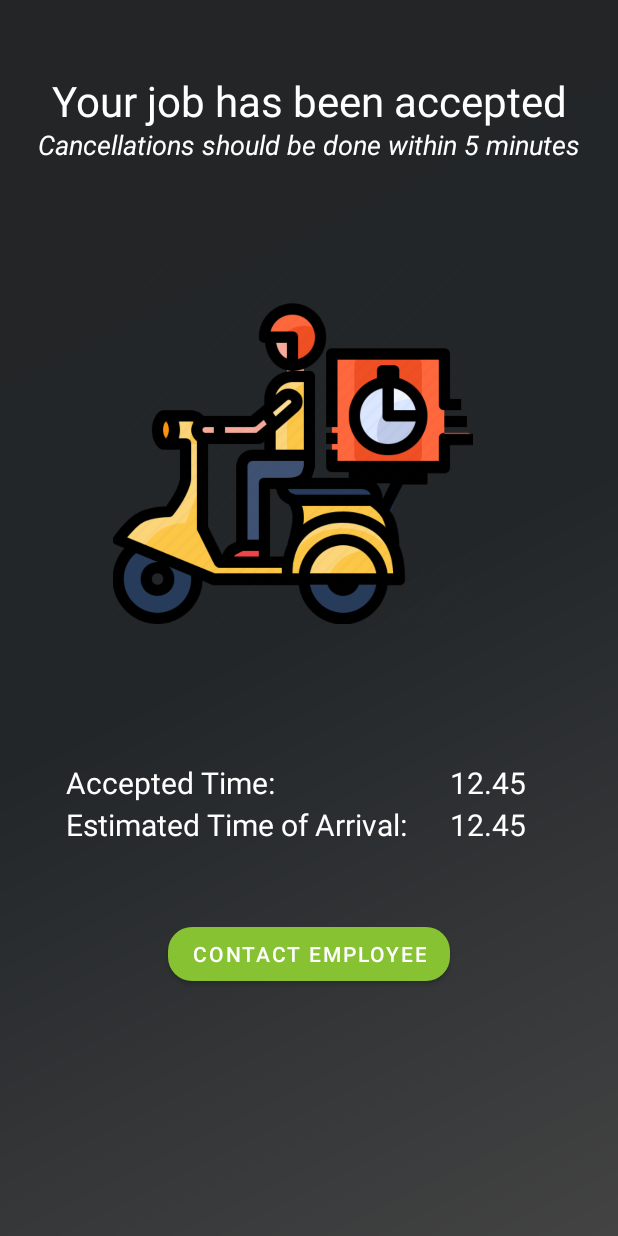
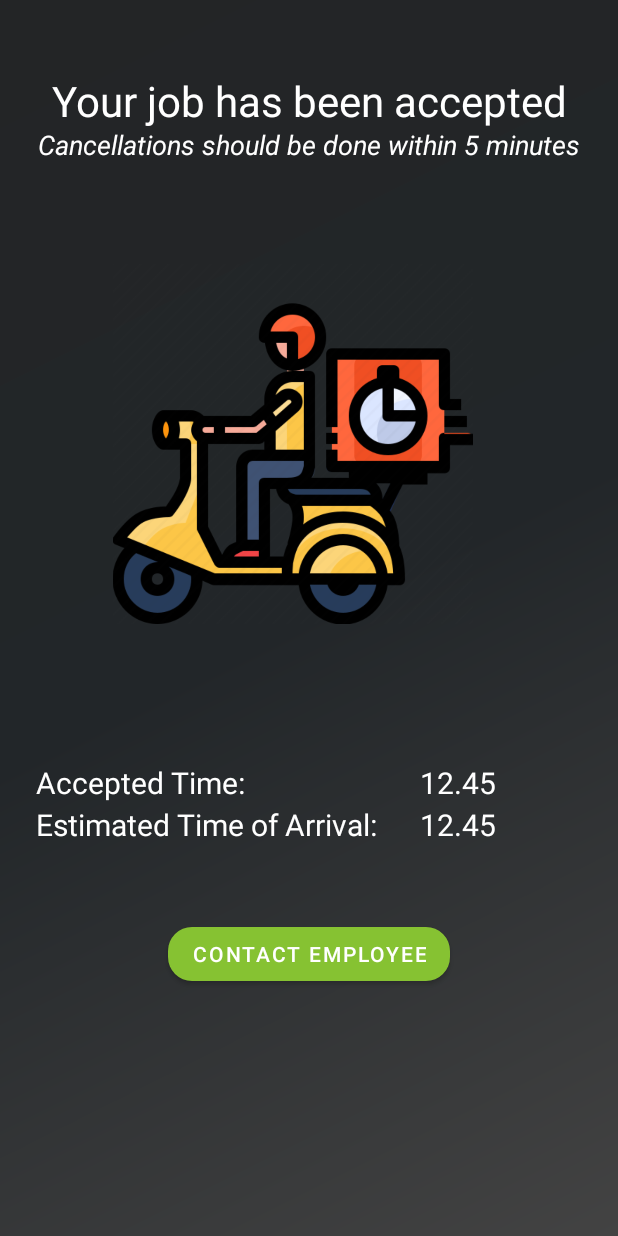
Before and after one commit to Dinith727/Project_Skyline, an Android app: the layout jobaccepted.xml on its own in the app's theme, with its tools: preview values and no code run, on a phone screen of 412 x 824 dp. Run offline under Robolectric (Android 15) with nearby library versions, the phone set to English and light mode, and no system bars.

Commit message:
Puranjana 29/9/21 2

```diff
--- a/app/src/main/AndroidManifest.xml
+++ b/app/src/main/AndroidManifest.xml
@@ -13,9 +13,9 @@
         <activity android:name=".Electrician"></activity>
         <activity android:name=".AssignTask"></activity>
         <activity android:name=".EmpJob"></activity>
-        <!--<activity android:name=".JobAccepted"></activity>-->
+        <activity android:name=".JobAccepted"></activity>
         <activity android:name=".carpProfile"></activity>
-        <activity android:name=".JobAccepted">
+        <activity android:name=".Categories">
             <intent-filter>
                 <action android:name="android.intent.action.MAIN" />
 
--- a/app/src/main/java/com/example/task_it/AssignTask.java
+++ b/app/src/main/java/com/example/task_it/AssignTask.java
@@ -17,6 +17,7 @@ public class AssignTask extends AppCompatActivity {
     @Override
     protected void onCreate(Bundle savedInstanceState) {
         super.onCreate(savedInstanceState);
+
         setContentView(R.layout.assigntask);
         description = findViewById(R.id.desc);
 
@@ -30,8 +31,10 @@ public class AssignTask extends AppCompatActivity {
 
     public void assign(View v) {
         desc = description.getText().toString().trim();
+        String s = getIntent().getStringExtra("tel");
         Intent intent = new Intent (AssignTask.this, EmpJob.class);
         intent.putExtra("desc", desc);
+        intent.putExtra("tel", s);
         startActivity(intent);
 
     }
--- a/app/src/main/java/com/example/task_it/EmpJob.java
+++ b/app/src/main/java/com/example/task_it/EmpJob.java
@@ -5,6 +5,7 @@ import android.content.Intent;
 import android.os.Bundle;
 import android.view.View;
 import android.widget.TextView;
+import android.widget.Toast;
 
 import androidx.annotation.NonNull;
 import androidx.appcompat.app.AppCompatActivity;
@@ -43,6 +44,8 @@ public class EmpJob extends AppCompatActivity {
         });
 
         Intent intent = new Intent (EmpJob.this, JobAccepted.class);
+        String phone = getIntent().getStringExtra("tel");
+        intent.putExtra("tel", phone);
         startActivity(intent);
     }
 
--- a/app/src/main/java/com/example/task_it/carpDetails.java
+++ b/app/src/main/java/com/example/task_it/carpDetails.java
@@ -2,10 +2,10 @@ package com.example.task_it;
 
 public class carpDetails {
 
-    String name, location, fee, telNo;
+    String firstName, location, fee, telNo;
 
-    public String getName() {
-        return name;
+    public String getFirstName() {
+        return firstName;
     }
 
     public String getLocation() {
--- a/app/src/main/res/layout/jobaccepted.xml
+++ b/app/src/main/res/layout/jobaccepted.xml
@@ -7,13 +7,13 @@
     android:background="@drawable/background">
 
     <TextView
-        android:id="@+id/eta"
+        android:id="@+id/etaTxt"
         android:layout_width="wrap_content"
         android:layout_height="wrap_content"
 
-        android:layout_marginStart="300dp"
+        android:layout_marginStart="24dp"
         android:layout_marginTop="536dp"
-        android:text="12.45"
+        android:text="Estimated Time of Arrival:"
         android:textColor="#FFFFFF"
         android:textSize="20sp"
         app:layout_constraintStart_toStartOf="parent"
@@ -24,22 +24,9 @@
         android:layout_width="wrap_content"
         android:layout_height="wrap_content"
 
-        android:layout_marginStart="300dp"
+        android:layout_marginStart="280dp"
         android:layout_marginTop="508dp"
         android:text="12.45"
-        android:textColor="#FFFFFF"
-        android:textSize="20sp"
-        app:layout_constraintStart_toStartOf="parent"
-        app:layout_constraintTop_toTopOf="parent" />
-
-    <TextView
-        android:id="@+id/etaTxt"
-        android:layout_width="wrap_content"
-        android:layout_height="wrap_content"
-
-        android:layout_marginStart="44dp"
-        android:layout_marginTop="536dp"
-        android:text="Estimated Time of Arrival:"
         android:textColor="#FFFFFF"
         android:textSize="20sp"
         app:layout_constraintStart_toStartOf="parent"
@@ -50,9 +37,22 @@
         android:layout_width="wrap_content"
         android:layout_height="wrap_content"
 
-        android:layout_marginStart="44dp"
+        android:layout_marginStart="24dp"
         android:layout_marginTop="508dp"
         android:text="Accepted Time:"
+        android:textColor="#FFFFFF"
+        android:textSize="20sp"
+        app:layout_constraintStart_toStartOf="parent"
+        app:layout_constraintTop_toTopOf="parent" />
+
+    <TextView
+        android:id="@+id/eta"
+        android:layout_width="wrap_content"
+        android:layout_height="wrap_content"
+
+        android:layout_marginStart="280dp"
+        android:layout_marginTop="536dp"
+        android:text="12.45"
         android:textColor="#FFFFFF"
         android:textSize="20sp"
         app:layout_constraintStart_toStartOf="parent"
@@ -78,6 +78,7 @@
         android:layout_height="wrap_content"
 
         android:layout_marginTop="612dp"
+        android:onClick="Contact"
         android:text="contact employee"
         app:backgroundTint="#86C232"
         app:cornerRadius="16sp"
```
Also changed, not shown: app/src/main/java/com/example/task_it/Electrician.java (added, +52 -0 lines), app/src/main/java/com/example/task_it/EmpDisplay.java (added, +56 -0 lines), app/src/main/java/com/example/task_it/JobAccepted.java (+9 -2 lines), app/src/main/java/com/example/task_it/carpAdapter.java (+5 -6 lines), app/src/main/java/com/example/task_it/carpProfile.java (+32 -4 lines), 1 other file.
